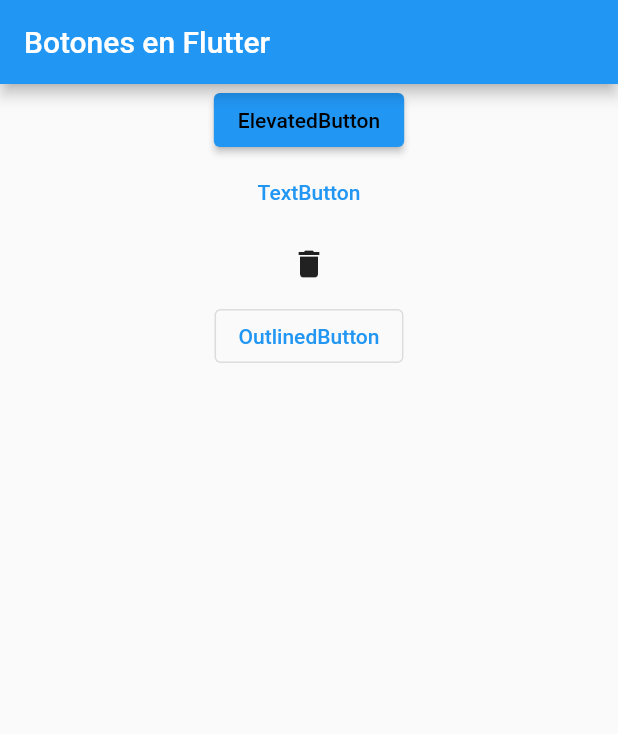
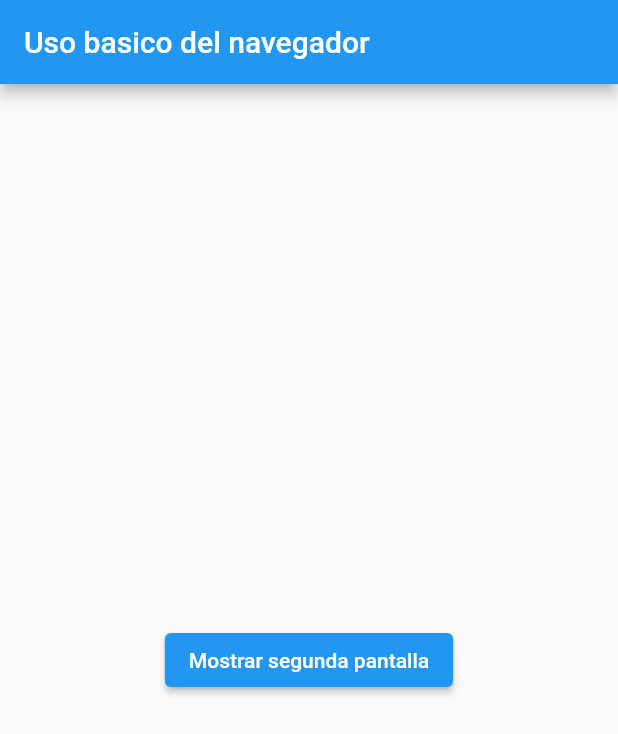
Before and after one commit to soyyjorgito/flutterapp, a Flutter app: the screen it shows after launch, on a phone screen of 412 x 824 dp. Shown: the top 734 px of the screen. Run offline on Flutter 3.47's test engine with Material 2 defaults, Android fonts, the phone set to English and light mode, and no system bars.

```diff
--- a/lib/main.dart
+++ b/lib/main.dart
@@ -1,4 +1,6 @@
 import 'package:flutter/material.dart';
+import 'package:myapp/pages/my_home_page.dart';
+import 'package:myapp/pages/second_page.dart';
 
 void main() => runApp(const MyApp());
 
@@ -7,62 +9,9 @@ class MyApp extends StatelessWidget {
 
   @override
   Widget build(BuildContext context) {
-    return MaterialApp(title: 'Material App', home: MyHomePage());
+    return MaterialApp(title: 'Material App', initialRoute: "/", routes: {
+      "/": (BuildContext context) => const MyHomePage(),
+      "/second": (BuildContext context) => const SecondPage(),
+    });
   }
 }
-
-class MyHomePage extends StatefulWidget {
-  const MyHomePage({super.key});
-
-  @override
-  State<MyHomePage> createState() => _MyHomePageState();
-}
-
-class _MyHomePageState extends State<MyHomePage> {
-  @override
-  Widget build(BuildContext context) {
-    return Scaffold(
-      appBar: AppBar(
-        title: const Text('Botones en Flutter'),
-      ),
-      body: Center(
-          child: Column(
-        children: <Widget>[
-          ElevatedButton(
-              style: ButtonStyle(
-                foregroundColor: MaterialStateProperty.all<Color>(Colors.blue),
-                overlayColor: MaterialStateProperty.resolveWith<Color?>(
-                  (Set<MaterialState> states) {
-                    if (states.contains(MaterialState.hovered))
-                      return Colors.blue.withOpacity(0.04);
-                    if (states.contains(MaterialState.focused) ||
-                        states.contains(MaterialState.pressed))
-                      return Colors.blue.withOpacity(0.80);
-                    return null; // Defer to the widget's default.
-                  },
-                ),
-              ),
-              onPressed: _onPressBtn1,
-              child: const Text("ElevatedButton",
-                  style: TextStyle(color: Colors.black))),
-          TextButton(
-            style: ButtonStyle(
-              foregroundColor: MaterialStateProperty.all<Color>(Colors.blue),
-            ),
-            onPressed: _onPressBtn2,
-            child: Text('TextButton'),
-          ),
-          IconButton(onPressed: _onPressBtn3, icon: Icon(Icons.delete)),
-          OutlinedButton(onPressed: _onPressBtn4, child: Text("OutlinedButton"))
-        ],
-      )),
-    );
-  }
-
-  void _onPressBtn1() {}
-
-  void _onPressBtn2() {}
-  void _onPressBtn3() {}
-
-  void _onPressBtn4() {}
-}
--- /dev/null
+++ b/lib/pages/my_home_page.dart
@@ -0,0 +1,28 @@
+import 'package:flutter/material.dart';
+import 'package:myapp/pages/second_page.dart';
+
+class MyHomePage extends StatelessWidget {
+  const MyHomePage({Key? key}) : super(key: key);
+
+  @override
+  Widget build(BuildContext context) {
+    return Scaffold(
+      appBar: AppBar(
+        title: Text('Uso basico del navegador'),
+      ),
+      body: Center(
+        child: ElevatedButton(
+          child: Text('Mostrar segunda pantalla'),
+          onPressed: () {
+            _showSecondPage(context);
+          },
+        ),
+      ),
+    );
+  }
+
+  void _showSecondPage(BuildContext context) {
+    Navigator.of(context).pushNamed("/second",
+        arguments: SecondPageArguments(name: "Jorge", lastName: "Eslava"));
+  }
+}
--- /dev/null
+++ b/lib/pages/second_page.dart
@@ -0,0 +1,26 @@
+import 'package:flutter/material.dart';
+
+class SecondPage extends StatelessWidget {
+  const SecondPage({Key? key}) : super(key: key);
+
+  @override
+  Widget build(BuildContext context) {
+    final persona =
+        ModalRoute.of(context)!.settings.arguments as SecondPageArguments;
+
+    return Scaffold(
+      appBar: AppBar(
+        title: Text('Segunda Pantalla'),
+      ),
+      body: Center(
+        child: Text(persona.name),
+      ),
+    );
+  }
+}
+
+class SecondPageArguments {
+  String name;
+  String lastName;
+  SecondPageArguments({required this.name, required this.lastName});
+}
```
